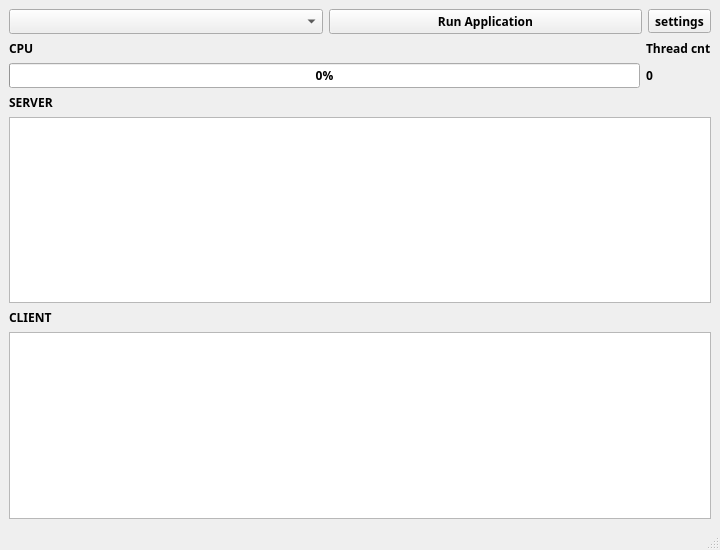
This is src/main.ui in gusdnd3150/communication-gui as Qt 5 draws it before an edit. The edited form follows.
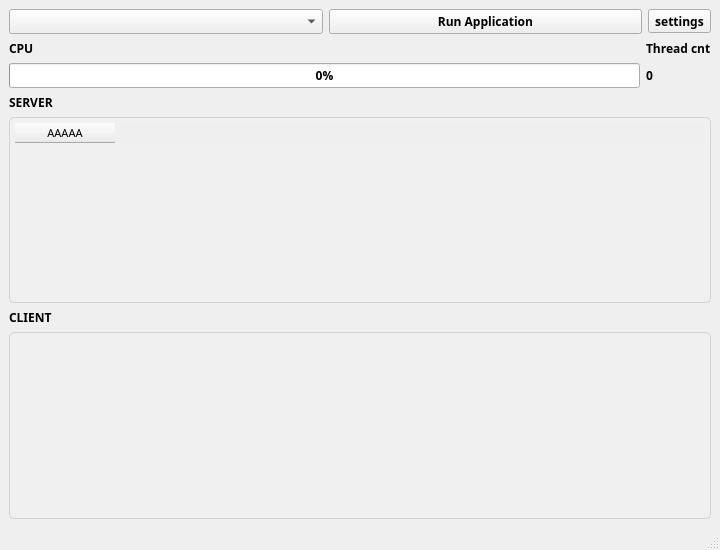
This is the edited form.

Diff of the .ui file:
```diff
--- a/src/main.ui
+++ b/src/main.ui
@@ -112,7 +112,34 @@
        </widget>
       </item>
       <item>
-       <widget class="QTableView" name="list_run_server"/>
+       <widget class="QTableWidget" name="list_run_server">
+        <property name="font">
+         <font>
+          <pointsize>8</pointsize>
+          <weight>50</weight>
+          <bold>false</bold>
+         </font>
+        </property>
+        <property name="acceptDrops">
+         <bool>false</bool>
+        </property>
+        <property name="styleSheet">
+         <string notr="true">QTableWidget {
+                background-color: #f0f0f0; /* 테이블 배경색 */
+                alternate-background-color: #ffffff; /* 짝수 줄 배경색 */
+                selection-background-color: #b8daff; /* 선택된 셀 배경색 */
+                selection-color: black; /* 선택된 셀 텍스트색 */
+                border: 1px solid #d3d3d3; /* 테두리 선 색상 및 굵기 */
+                border-radius: 5px; /* 테두리 모서리 둥글기 */
+                padding: 5px; /* 내부 여백 */
+            }</string>
+        </property>
+        <column>
+         <property name="text">
+          <string>AAAAA</string>
+         </property>
+        </column>
+       </widget>
       </item>
       <item>
        <widget class="QLabel" name="label_3">
@@ -122,9 +149,22 @@
        </widget>
       </item>
       <item>
-       <widget class="QListView" name="list_run_client">
-        <property name="toolTip">
-         <string>&lt;html&gt;&lt;head/&gt;&lt;body&gt;&lt;p&gt;sadsa&lt;/p&gt;&lt;/body&gt;&lt;/html&gt;</string>
+       <widget class="QTableWidget" name="list_run_client">
+        <property name="font">
+         <font>
+          <pointsize>8</pointsize>
+         </font>
+        </property>
+        <property name="styleSheet">
+         <string notr="true">QTableWidget {
+                background-color: #f0f0f0; /* 테이블 배경색 */
+                alternate-background-color: #ffffff; /* 짝수 줄 배경색 */
+                selection-background-color: #b8daff; /* 선택된 셀 배경색 */
+                selection-color: black; /* 선택된 셀 텍스트색 */
+                border: 1px solid #d3d3d3; /* 테두리 선 색상 및 굵기 */
+                border-radius: 5px; /* 테두리 모서리 둥글기 */
+                padding: 5px; /* 내부 여백 */
+            }</string>
         </property>
        </widget>
       </item>
```
